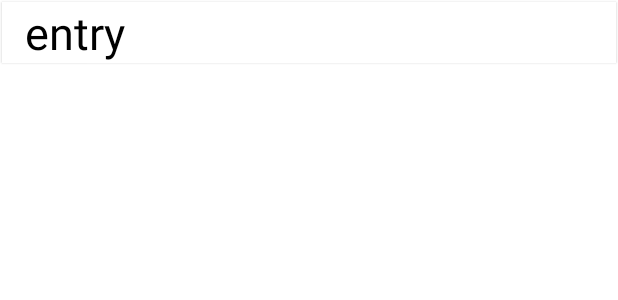
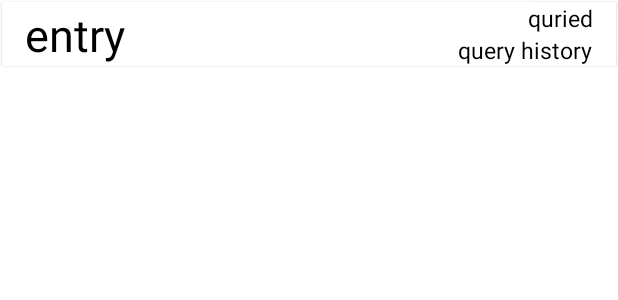
Before and after one commit to Tuo-ZHANG/my-Android-dictionary-application, an Android app: the layout entry_card_view.xml on its own in the app's theme, with its tools: preview values and no code run, on a phone screen of 412 x 824 dp. Shown: the top 300 px of the screen. Run offline under Robolectric (Android 15) with nearby library versions, the phone set to English and light mode, and no system bars.

Commit message:
added query history in recycler view

```diff
--- a/app/src/main/java/com/example/myapplication/HtmlsRecViewActivity.java
+++ b/app/src/main/java/com/example/myapplication/HtmlsRecViewActivity.java
@@ -10,9 +10,11 @@ import androidx.recyclerview.widget.SnapHelper;
 import android.content.Intent;
 
 import android.os.Bundle;
+import android.util.Log;
 import android.view.Menu;
 
 
+import java.io.File;
 import java.util.ArrayList;
 
 public class HtmlsRecViewActivity extends MainActivity {
--- a/app/src/main/java/com/example/myapplication/MainActivity.java
+++ b/app/src/main/java/com/example/myapplication/MainActivity.java
@@ -145,9 +145,9 @@ public class MainActivity extends AppCompatActivity {
         return dictionaries;
     }
 
-    private void fillEntries(ArrayList<File> dictioanryDirectories) {
+    private void fillEntries(ArrayList<File> dictionaryDirectories) {
         entries = new ArrayList<>();
-        for (File dictionaryDirectory : dictioanryDirectories) {
+        for (File dictionaryDirectory : dictionaryDirectories) {
             String[] files = dictionaryDirectory.list();
             for (String s : files) {
                 if (s.endsWith(".css")) {
@@ -271,7 +271,6 @@ public class MainActivity extends AppCompatActivity {
 
                 fillEntries(dictioanryDirectories);
                 Log.i("FileInfo", "the length of the entries is " + entries.size());
-                setUpRecyclerView();
 
                 EntryInformationModel entryInformationModel;
                 //the ID one inputs here doesn't matter as it is never accessed later
--- a/app/src/main/res/layout/activity_htmls_rec_view.xml
+++ b/app/src/main/res/layout/activity_htmls_rec_view.xml
@@ -13,7 +13,7 @@
     <androidx.recyclerview.widget.RecyclerView
         android:id="@+id/htmlsRecView"
         android:layout_width="match_parent"
-        android:layout_height="wrap_content"
+        android:layout_height="0dp"
         app:layout_constraintBottom_toBottomOf="parent"
         app:layout_constraintEnd_toEndOf="parent"
         app:layout_constraintHorizontal_bias="0.0"
--- a/app/src/main/res/layout/activity_main.xml
+++ b/app/src/main/res/layout/activity_main.xml
@@ -15,7 +15,8 @@
     <androidx.recyclerview.widget.RecyclerView
         android:id="@+id/entriesRecView"
         android:layout_width="match_parent"
-        android:layout_height="wrap_content"
+        android:layout_height="0dp"
+        android:paddingBottom="15dp"
         app:layout_constraintBottom_toBottomOf="parent"
         app:layout_constraintEnd_toEndOf="parent"
         app:layout_constraintHorizontal_bias="0.0"
--- a/app/src/main/res/layout/entry_card_view.xml
+++ b/app/src/main/res/layout/entry_card_view.xml
@@ -8,14 +8,50 @@
     app:cardBackgroundColor="@color/white"
     app:cardCornerRadius="0dp">
 
+    <androidx.constraintlayout.widget.ConstraintLayout
+        android:layout_width="match_parent"
+        android:layout_height="wrap_content">
+
         <TextView
-        android:id="@+id/txtEntryCard"
+            android:id="@+id/txt_entry_card"
             android:layout_width="match_parent"
             android:layout_height="wrap_content"
             android:gravity="center_vertical"
             android:paddingLeft="15dp"
             android:text="@string/entry"
             android:textColor="@color/black"
-        android:textSize="30sp" />
+            android:textSize="30sp"
+            app:layout_constraintBottom_toBottomOf="parent"
+            app:layout_constraintEnd_toEndOf="parent"
+            app:layout_constraintStart_toStartOf="parent"
+            app:layout_constraintTop_toTopOf="parent" />
+
+        <TextView
+            android:id="@+id/placeholder"
+            android:layout_width="wrap_content"
+            android:layout_height="wrap_content"
+            android:gravity="center_vertical"
+            android:paddingRight="15dp"
+            android:text="@string/quried"
+            android:textColor="@color/black"
+            android:textSize="15sp"
+            app:layout_constraintBottom_toTopOf="@id/query_history"
+            app:layout_constraintEnd_toEndOf="parent"
+            app:layout_constraintTop_toTopOf="parent" />
+
+        <TextView
+            android:id="@+id/query_history"
+            android:layout_width="wrap_content"
+            android:layout_height="wrap_content"
+            android:gravity="center_vertical"
+            android:paddingRight="15dp"
+            android:text="@string/query_history"
+            android:textColor="@color/black"
+            android:textSize="15sp"
+            app:layout_constraintBottom_toBottomOf="parent"
+            app:layout_constraintEnd_toEndOf="parent"
+            app:layout_constraintTop_toBottomOf="@id/placeholder" />
+
+    </androidx.constraintlayout.widget.ConstraintLayout>
 
 </com.google.android.material.card.MaterialCardView>
--- a/app/src/main/res/values/strings.xml
+++ b/app/src/main/res/values/strings.xml
@@ -3,4 +3,8 @@
     <string name="search">Search</string>
     <string name="entry">entry</string>
     <string name="clear_query_history">clear query history</string>
+    <string name="query_history">query history</string>
+    <string name="quried">quried</string>
+    <string name="once">once</string>
+    <string name="twice">twice</string>
 </resources>
```
Also changed, not shown: app/src/main/java/com/example/myapplication/DatabaseHelper.java (+18 -1 lines), app/src/main/java/com/example/myapplication/EntriesRecViewAdapter.java (+23 -5 lines). Lines whose indentation alone changed are shown as unchanged.
